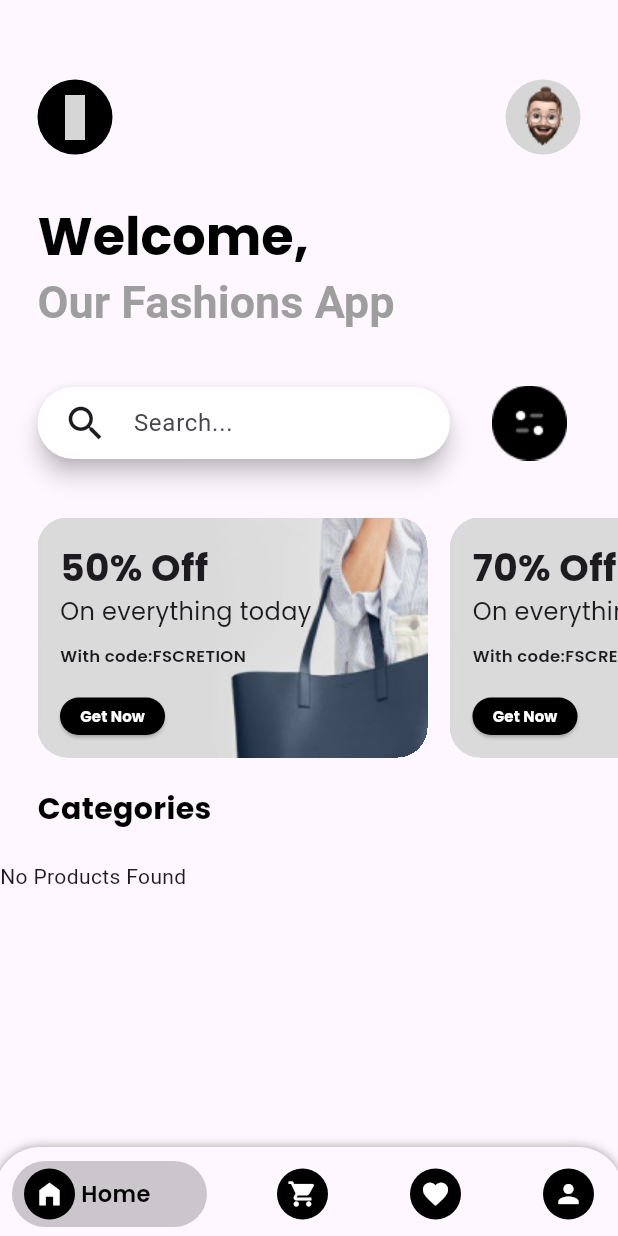
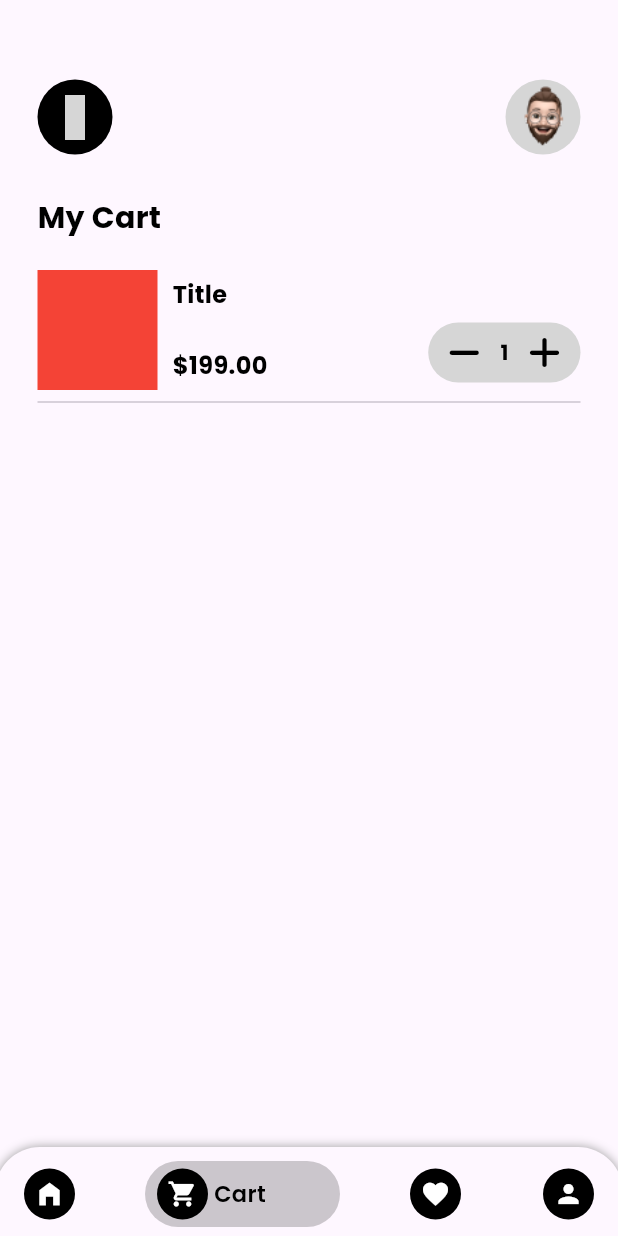
Before and after one commit to AHMEDsaba3/Ecommerce-Mobile-App-iti, a Flutter app: the screen it shows after launch, item 2 of the bottom bar chosen, on a phone screen of 412 x 824 dp. Run offline on Flutter 3.47's test engine with Material 2 defaults, Android fonts, the phone set to English and light mode, and no system bars; drawn by our look-alikes of bottom_navy_bar; our stand-ins replace cached_network_image, flutter_staggered_animations, icons_plus, shared_preferences, skeletonizer; network calls fail; grey boxes are pictures that could not be loaded.

Commit message:
second commit

```diff
--- a/lib/HomePage.dart
+++ b/lib/HomePage.dart
@@ -33,15 +33,11 @@ class _HomePageState extends State<HomePage> {
     super.initState();
   }
 
-  void dispose() {
-    _pageController.dispose();
-    super.dispose();
-  }
 
   @override
   Widget build(BuildContext context) {
     return HomePageWidget(
-      body: getBody(), currentIndex: 0, leftLogo: EvaIcons.menu_2,);
+      body: getBody(), currentIndex: 0, leftLogo: EvaIcons.home_outline,);
   }
 
   Widget getProduct() {
@@ -189,31 +185,38 @@ class _HomePageState extends State<HomePage> {
   }
 
   Widget CatWidget() {
-    if (Provider
-        .of<ProductProvider>(context)
-        .categories == null) {
-      return CircularProgressIndicator.adaptive();
-    } else if (Provider
-        .of<ProductProvider>(context)
-        .categories!
-        .isNotEmpty) {
+    if (Provider.of<ProductProvider>(context).categories?.isEmpty ?? false) {
+      return const Text('No Categories Found');
+    }
+    else{
       return SizedBox(
         height: 70,
+        child: Skeletonizer(
+          enabled: Provider.of<ProductProvider>(context).categories == null
+              ? true
+              : false,
           child: ButtonBar(
             alignment: MainAxisAlignment.start,
             buttonPadding: EdgeInsets.all(3),
             children: Provider
                 .of<ProductProvider>(context)
-              .categories!
-              .map((e) =>
+                .categories
+                ?.map((e) =>
                 CategoryWidget(
                     CateTitle: e
                 ))
-              .toList(),
+                .toList()??
+                List.generate(
+                    4,
+                        (index) => Padding(
+                      padding: const EdgeInsets.only(right: 15),
+                      child: CategoryWidget(
+                       CateTitle: ' ',
+                      ),
+                    )),
+          ),
         ),
       );
-    } else {
-      return const SizedBox.shrink();
     }
   }
 
--- a/lib/page/CartPage.dart
+++ b/lib/page/CartPage.dart
@@ -0,0 +1,125 @@
+import 'package:final_project/widget/HomePageWidget.dart';
+import 'package:flutter/material.dart';
+import 'package:icons_plus/icons_plus.dart';
+
+class CartPage extends StatefulWidget {
+  const CartPage({super.key});
+
+  @override
+  State<CartPage> createState() => _CartPageState();
+}
+
+class _CartPageState extends State<CartPage> {
+  int index = 1;
+
+  @override
+  Widget build(BuildContext context) {
+    return HomePageWidget(
+        body: Padding(
+          padding: const EdgeInsets.symmetric(horizontal: 25),
+          child: Column(
+            children: [
+              Row(
+                children: [
+                  Text(
+                    'My Cart',
+                    style: TextStyle(
+                        fontWeight: FontWeight.w700,
+                        fontFamily: 'Poppins',
+                        fontSize: 20,
+                        color: Colors.black),
+                  ),
+                ],
+              ),
+              const SizedBox(
+                height: 20,
+              ),
+              Row(
+                children: [
+                  Container(
+                    width: 80,
+                    height: 80,
+                    color: Colors.red,
+                  ),
+                  const SizedBox(
+                    width: 10,
+                  ),
+                  Container(
+                    height: 70,
+                    child: Column(
+                      mainAxisAlignment: MainAxisAlignment.start,
+                      crossAxisAlignment: CrossAxisAlignment.start,
+                      children: [
+                        Text(
+                          'Title',
+                          style: TextStyle(
+                              fontWeight: FontWeight.w700,
+                              fontFamily: 'Poppins',
+                              fontSize: 16,
+                              color: Colors.black),
+                        ),
+                        Spacer(),
+                        Text('\$199.00',
+                            style: TextStyle(
+                                fontWeight: FontWeight.w700,
+                                fontFamily: 'Poppins',
+                                fontSize: 16,
+                                color: Colors.black)),
+                      ],
+                    ),
+                  ),
+                  Spacer(),
+                  Container(
+                    height: 70,
+                    child: Column(
+                      mainAxisAlignment: MainAxisAlignment.end,
+                      children: [
+                        Container(
+                          height: 40,
+                          decoration: BoxDecoration(
+                              color: Colors.grey[350],
+                              borderRadius: BorderRadius.circular(30)),
+                          child: Row(
+                            children: [
+                              IconButton(
+                                onPressed: () {
+                                  index--;
+                                  setState(() {});
+                                },
+                                icon: Icon(
+                                  FontAwesome.minus,
+                                  color: Colors.black,
+                                ),
+                              ),
+                              Text(
+                                '${index}',
+                                style: TextStyle(
+                                    color: Colors.black,
+                                    fontFamily: 'Poppins',
+                                    fontWeight: FontWeight.w700),
+                              ),
+                              IconButton(
+                                  onPressed: () {
+                                    index++;
+                                    setState(() {});
+                                  },
+                                  icon: Icon(
+                                    FontAwesome.plus,
+                                    color: Colors.black,
+                                  )),
+                            ],
+                          ),
+                        ),
+                      ],
+                    ),
+                  )
+                ],
+              ),
+              Divider(),
+            ],
+          ),
+        ),
+        currentIndex: 1,
+        leftLogo: EvaIcons.arrow_back);
+  }
+}
```
Also changed, not shown: lib/page/ProductPage.dart (+34 -5 lines), lib/widget/HomePageWidget.dart (+5 -2 lines), lib/widget/product_widget.dart (+10 -10 lines). Lines whose indentation alone changed are shown as unchanged.
